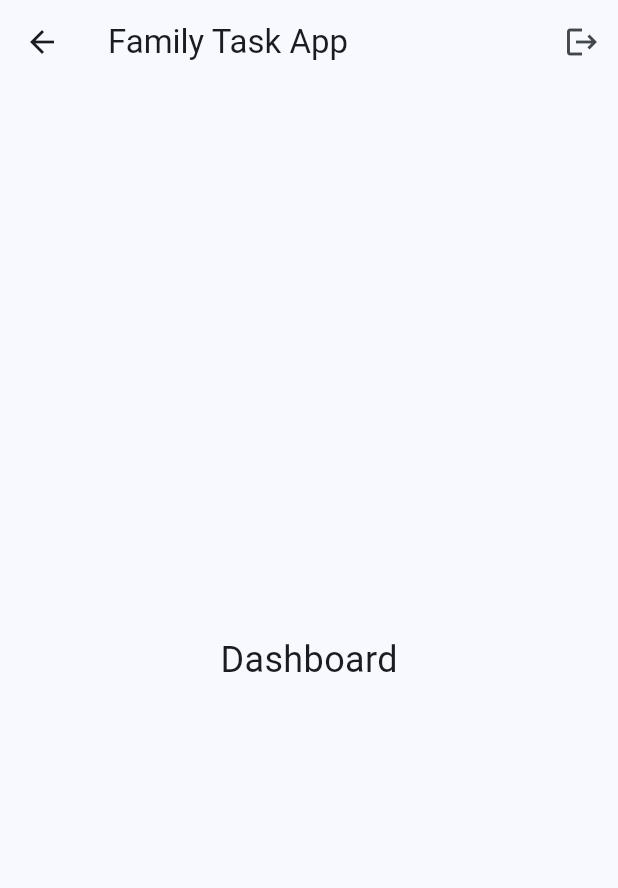
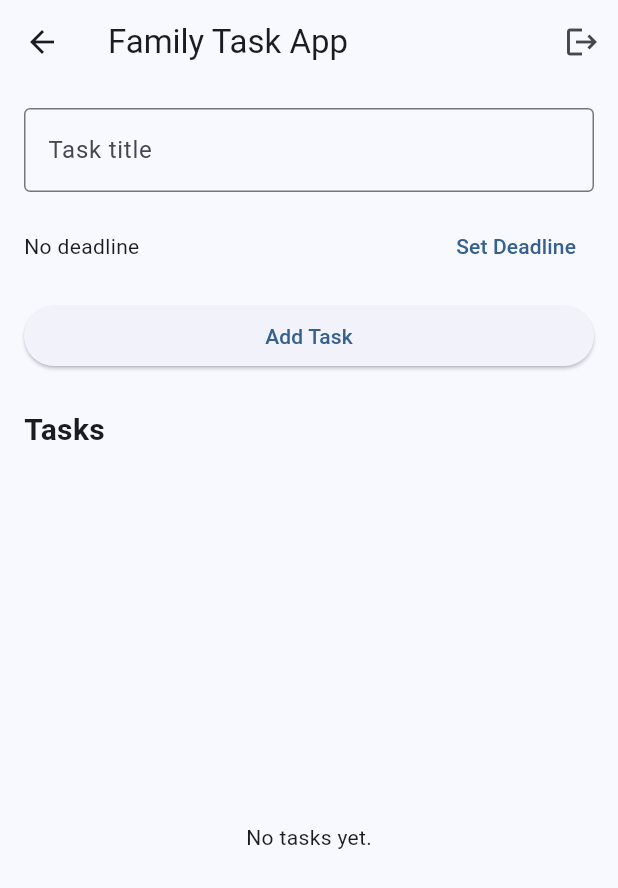
Before and after one commit to m-rameezkhan/family_task_app, a Flutter app: the DashboardPage screen opened directly, on a phone screen of 412 x 824 dp. Shown: the top 888 px of the screen. Run offline on Flutter 3.47's test engine with Material 3 defaults, Android fonts, the light colour scheme and no system bars; our stand-ins replace cloud_firestore, firebase_auth, firebase_core, flutter_bloc; accounts and stored records are empty; generated files the repository leaves out were written again; network calls fail.

Commit message:
feat: implement task creation with Firestore

```diff
--- a/lib/features/dashboard/presentation/pages/dashboard_page.dart
+++ b/lib/features/dashboard/presentation/pages/dashboard_page.dart
@@ -3,9 +3,112 @@ import 'package:flutter_bloc/flutter_bloc.dart';
 
 import '../../../authentication/presentation/bloc/auth_bloc.dart';
 import '../../../authentication/presentation/bloc/auth_event.dart';
+import '../../../tasks/presentation/bloc/task_bloc.dart';
+import '../../../tasks/presentation/bloc/task_event.dart';
+import '../../../tasks/presentation/bloc/task_state.dart';
 
-class DashboardPage extends StatelessWidget {
+class DashboardPage extends StatefulWidget {
   const DashboardPage({super.key});
+
+  @override
+  State<DashboardPage> createState() => _DashboardPageState();
+}
+
+class _DashboardPageState extends State<DashboardPage> {
+  final _titleController = TextEditingController();
+
+  DateTime? _selectedDeadline;
+
+  @override
+  void initState() {
+    super.initState();
+
+    context.read<TaskBloc>().add(
+          TasksLoadRequested(),
+        );
+  }
+
+  @override
+  void dispose() {
+    _titleController.dispose();
+    super.dispose();
+  }
+
+  Future<void> _selectDeadline() async {
+    final now = DateTime.now();
+
+    final date = await showDatePicker(
+      context: context,
+      initialDate: now,
+      firstDate: now,
+      lastDate: DateTime(now.year + 5),
+    );
+
+    if (date == null || !mounted) {
+      return;
+    }
+
+    final time = await showTimePicker(
+      context: context,
+      initialTime: TimeOfDay.now(),
+    );
+
+    if (time == null || !mounted) {
+      return;
+    }
+
+    setState(() {
+      _selectedDeadline = DateTime(
+        date.year,
+        date.month,
+        date.day,
+        time.hour,
+        time.minute,
+      );
+    });
+  }
+
+  void _addTask() {
+    final title = _titleController.text.trim();
+
+    if (title.isEmpty) {
+      ScaffoldMessenger.of(context).showSnackBar(
+        const SnackBar(
+          content: Text('Please enter a task title.'),
+        ),
+      );
+      return;
+    }
+
+    context.read<TaskBloc>().add(
+          TaskCreateRequested(
+            title: title,
+            deadline: _selectedDeadline,
+          ),
+        );
+
+    _titleController.clear();
+
+    setState(() {
+      _selectedDeadline = null;
+    });
+  }
+
+  String _formatDeadline(DateTime deadline) {
+    final date = '${deadline.day}/${deadline.month}/${deadline.year}';
+
+    final hour = deadline.hour == 0
+        ? 12
+        : deadline.hour > 12
+            ? deadline.hour - 12
+            : deadline.hour;
+
+    final minute = deadline.minute.toString().padLeft(2, '0');
+
+    final period = deadline.hour >= 12 ? 'PM' : 'AM';
+
+    return '$date $hour:$minute $period';
+  }
 
   @override
   Widget build(BuildContext context) {
@@ -23,10 +126,109 @@ class DashboardPage extends StatelessWidget {
           ),
         ],
       ),
-      body: const Center(
-        child: Text(
-          'Dashboard',
-          style: TextStyle(fontSize: 24),
+      body: Padding(
+        padding: const EdgeInsets.all(16),
+        child: Column(
+          children: [
+            TextField(
+              controller: _titleController,
+              decoration: const InputDecoration(
+                labelText: 'Task title',
+                border: OutlineInputBorder(),
+              ),
+            ),
+
+            const SizedBox(height: 12),
+
+            Row(
+              children: [
+                Expanded(
+                  child: Text(
+                    _selectedDeadline == null
+                        ? 'No deadline'
+                        : 'Deadline: '
+                            '${_formatDeadline(_selectedDeadline!)}',
+                  ),
+                ),
+                TextButton(
+                  onPressed: _selectDeadline,
+                  child: const Text('Set Deadline'),
+                ),
+              ],
+            ),
+
+            const SizedBox(height: 12),
+
+            SizedBox(
+              width: double.infinity,
+              child: ElevatedButton(
+                onPressed: _addTask,
+                child: const Text('Add Task'),
+              ),
+            ),
+
+            const SizedBox(height: 24),
+
+            const Align(
+              alignment: Alignment.centerLeft,
+              child: Text(
+                'Tasks',
+                style: TextStyle(
+                  fontSize: 20,
+                  fontWeight: FontWeight.bold,
+                ),
+              ),
+            ),
+
+            const SizedBox(height: 8),
+
+            Expanded(
+              child: BlocBuilder<TaskBloc, TaskState>(
+                builder: (context, state) {
+                  if (state is TaskLoading) {
+                    return const Center(
+                      child: CircularProgressIndicator(),
+                    );
+                  }
+
+                  if (state is TaskFailure) {
+                    return Center(
+                      child: Text(state.message),
+                    );
+                  }
+
+                  if (state is TaskLoaded) {
+                    if (state.tasks.isEmpty) {
+                      return const Center(
+                        child: Text('No tasks yet.'),
+                      );
+                    }
+
+                    return ListView.builder(
+                      itemCount: state.tasks.length,
+                      itemBuilder: (context, index) {
+                        final task = state.tasks[index];
+
+                        return Card(
+                          child: ListTile(
+                            title: Text(task.title),
+                            subtitle: task.deadline == null
+                                ? const Text('No deadline')
+                                : Text(
+                                    'Due: '
+                                    '${_formatDeadline(task.deadline!)}',
+                                  ),
+                          ),
+                        );
+                      },
+                    );
+                  }
+
+                  return const SizedBox.shrink();
+                },
+              ),
+            ),
+          ],
         ),
       ),
     );
--- /dev/null
+++ b/lib/features/tasks/data/datasources/task_remote_data_source.dart
@@ -0,0 +1,47 @@
+import 'package:cloud_firestore/cloud_firestore.dart';
+
+import '../models/task_model.dart';
+
+class TaskRemoteDataSource {
+  final FirebaseFirestore _firestore;
+
+  TaskRemoteDataSource({
+    FirebaseFirestore? firestore,
+  }) : _firestore = firestore ?? FirebaseFirestore.instance;
+
+  CollectionReference<Map<String, dynamic>> get _tasksCollection =>
+      _firestore.collection('tasks');
+
+  Future<TaskModel> createTask({
+    required String title,
+    DateTime? deadline,
+  }) async {
+    final document = _tasksCollection.doc();
+
+    final task = TaskModel(
+      id: document.id,
+      title: title,
+      deadline: deadline,
+      createdAt: DateTime.now(),
+    );
+
+    await document.set(task.toMap());
+
+    return task;
+  }
+
+  Future<List<TaskModel>> getTasks() async {
+    final snapshot = await _tasksCollection
+        .orderBy('createdAt', descending: true)
+        .get();
+
+    return snapshot.docs
+        .map(
+          (doc) => TaskModel.fromMap(
+            doc.id,
+            doc.data(),
+          ),
+        )
+        .toList();
+  }
+}
--- /dev/null
+++ b/lib/features/tasks/data/models/task_model.dart
@@ -0,0 +1,35 @@
+import 'package:cloud_firestore/cloud_firestore.dart';
+
+class TaskModel {
+  final String id;
+  final String title;
+  final DateTime? deadline;
+  final DateTime createdAt;
+
+  const TaskModel({
+    required this.id,
+    required this.title,
+    this.deadline,
+    required this.createdAt,
+  });
+
+  factory TaskModel.fromMap(
+    String id,
+    Map<String, dynamic> map,
+  ) {
+    return TaskModel(
+      id: id,
+      title: map['title'] as String,
+      deadline: (map['deadline'] as Timestamp?)?.toDate(),
+      createdAt: (map['createdAt'] as Timestamp).toDate(),
+    );
+  }
+
+  Map<String, dynamic> toMap() {
+    return {
+      'title': title,
+      'deadline': deadline,
+      'createdAt': createdAt,
+    };
+  }
+}
--- /dev/null
+++ b/lib/features/tasks/data/repositories/task_repository.dart
@@ -0,0 +1,24 @@
+import '../datasources/task_remote_data_source.dart';
+import '../models/task_model.dart';
+
+class TaskRepository {
+  final TaskRemoteDataSource _dataSource;
+
+  TaskRepository({
+  required this._dataSource,
+});
+
+  Future<TaskModel> createTask({
+    required String title,
+    DateTime? deadline,
+  }) {
+    return _dataSource.createTask(
+      title: title,
+      deadline: deadline,
+    );
+  }
+
+  Future<List<TaskModel>> getTasks() {
+    return _dataSource.getTasks();
+  }
+}
--- /dev/null
+++ b/lib/features/tasks/presentation/bloc/task_bloc.dart
@@ -0,0 +1,57 @@
+import 'package:flutter_bloc/flutter_bloc.dart';
+
+import '../../data/repositories/task_repository.dart';
+import 'task_event.dart';
+import 'task_state.dart';
+
+class TaskBloc extends Bloc<TaskEvent, TaskState> {
+  final TaskRepository _taskRepository;
+
+  TaskBloc({
+    required this._taskRepository,
+  }) : super(TaskInitial()) {
+    on<TasksLoadRequested>(_onTasksLoadRequested);
+    on<TaskCreateRequested>(_onTaskCreateRequested);
+  }
+
+  Future<void> _onTasksLoadRequested(
+    TasksLoadRequested event,
+    Emitter<TaskState> emit,
+  ) async {
+    emit(TaskLoading());
+
+    try {
+      final tasks = await _taskRepository.getTasks();
+
+      emit(TaskLoaded(tasks));
+    } catch (e) {
+      emit(
+        TaskFailure(
+          'Failed to load tasks.',
+        ),
+      );
+    }
+  }
+
+  Future<void> _onTaskCreateRequested(
+    TaskCreateRequested event,
+    Emitter<TaskState> emit,
+  ) async {
+    try {
+      await _taskRepository.createTask(
+        title: event.title,
+        deadline: event.deadline,
+      );
+
+      final tasks = await _taskRepository.getTasks();
+
+      emit(TaskLoaded(tasks));
+    } catch (e) {
+      emit(
+        TaskFailure(
+          'Failed to create task.',
+        ),
+      );
+    }
+  }
+}
--- /dev/null
+++ b/lib/features/tasks/presentation/bloc/task_event.dart
@@ -0,0 +1,13 @@
+class TaskEvent {}
+
+class TasksLoadRequested extends TaskEvent {}
+
+class TaskCreateRequested extends TaskEvent {
+  final String title;
+  final DateTime? deadline;
+
+  TaskCreateRequested({
+    required this.title,
+    this.deadline,
+  });
+}
--- /dev/null
+++ b/lib/features/tasks/presentation/bloc/task_state.dart
@@ -0,0 +1,19 @@
+import '../../data/models/task_model.dart';
+
+abstract class TaskState {}
+
+class TaskInitial extends TaskState {}
+
+class TaskLoading extends TaskState {}
+
+class TaskLoaded extends TaskState {
+  final List<TaskModel> tasks;
+
+  TaskLoaded(this.tasks);
+}
+
+class TaskFailure extends TaskState {
+  final String message;
+
+  TaskFailure(this.message);
+}
--- a/pubspec.yaml
+++ b/pubspec.yaml
@@ -37,6 +37,7 @@ dependencies:
   firebase_core: ^4.13.0
   firebase_auth: ^6.5.7
   flutter_bloc: ^9.1.1
+  cloud_firestore: ^6.8.0
 
 dev_dependencies:
   flutter_test:
```
Also changed, not shown: lib/main.dart (+20 -0 lines), pubspec.lock, 3 other files.
